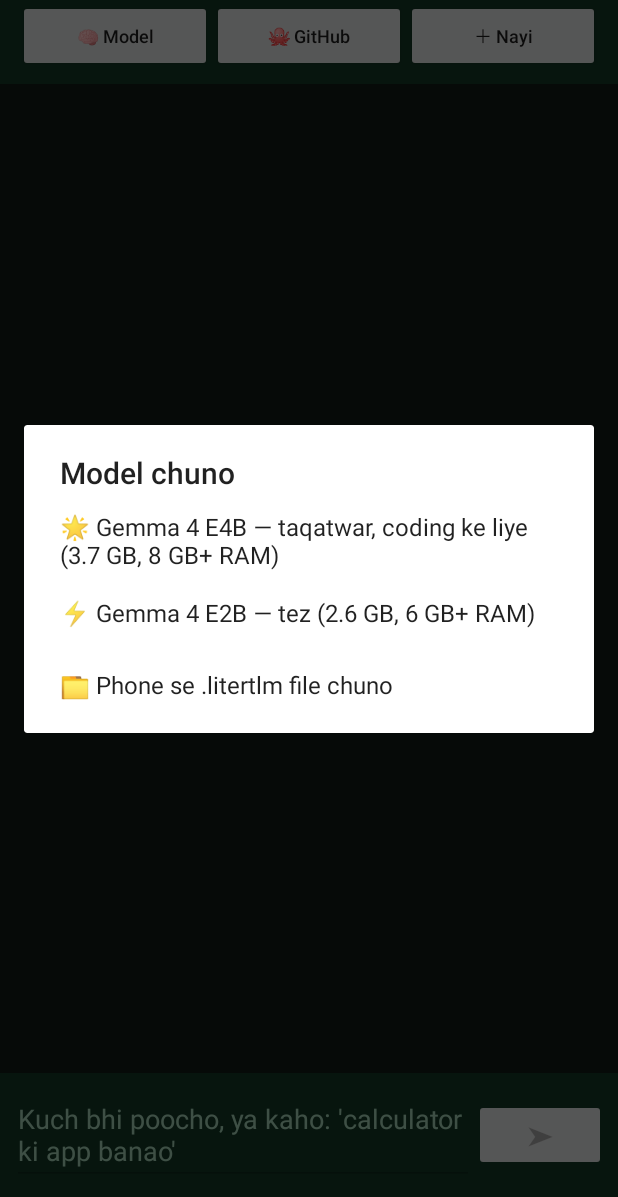
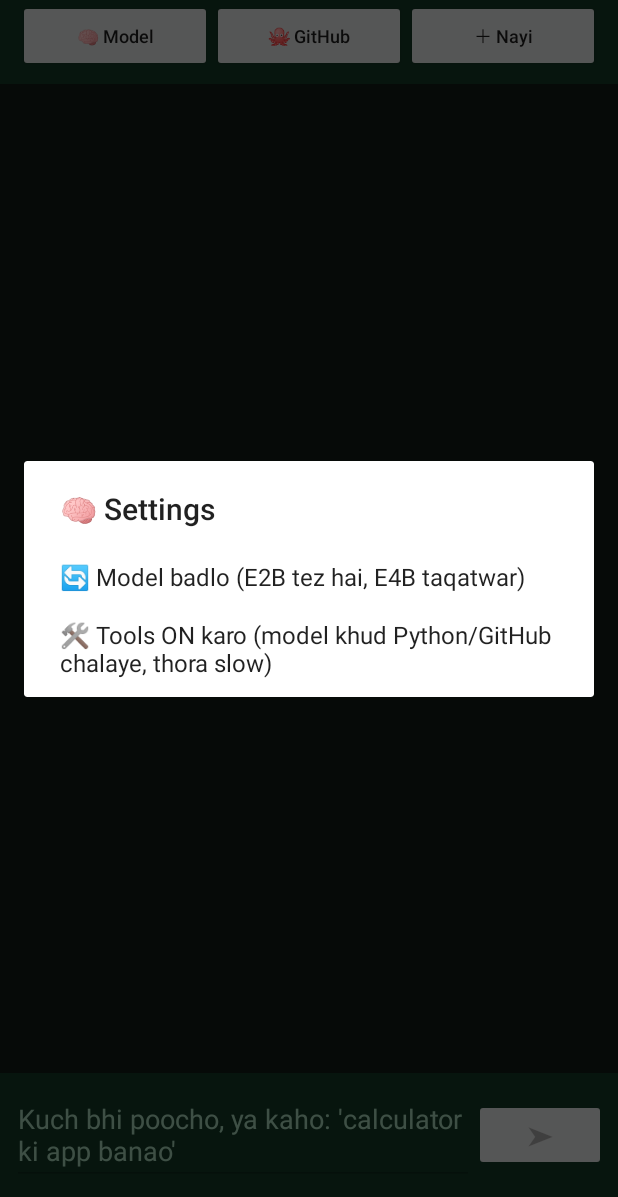
Before and after one commit to abrar1499/bolkhata-brain, an Android app: the screen it shows after launch (MainActivity), after a tap on "🧠 Model", on a phone screen of 412 x 824 dp, the part 39-1236 px from its top. Run offline under Robolectric (Android 15) with nearby library versions, the phone set to English and light mode, and no system bars; libraries missing offline, so code that uses them is left out: com.chaquo.python, com.google.ai.edge; 2 statements that could not run were skipped.

Commit message:
Gup Shup v4.3: fast mode (tools off by default), shorter prompt, reply timing
Co-Authored-By: Claude Opus 5.5 <noreply@anthropic.com>
Claude-Session: https://claude.ai/code/session_01U3zDcAD4tH3V97QEu7JNKp

````diff
--- a/android-litert/app/build.gradle.kts
+++ b/android-litert/app/build.gradle.kts
@@ -10,8 +10,8 @@ android {
         applicationId = "com.abrar.gupshup.pro"
         minSdk = 26
         targetSdk = 35
-        versionCode = 6
-        versionName = "4.2"
+        versionCode = 7
+        versionName = "4.3"
         ndk { abiFilters += listOf("arm64-v8a") }
     }
     buildTypes { debug { isMinifyEnabled = false } }
--- a/android-litert/app/src/main/java/com/abrar/gupshup/Brain.kt
+++ b/android-litert/app/src/main/java/com/abrar/gupshup/Brain.kt
@@ -69,6 +69,12 @@ object Brain {
     val prefs by lazy { app.getSharedPreferences("gupshup", Context.MODE_PRIVATE) }
     val gh by lazy { GitHub(prefs.getString(KEY_TOKEN, null)) }
     val hasModel get() = engine != null
+    /** Fast mode = no model tools (shorter prompt, quicker replies). Buttons (▶ Chalao, 📦, 💾) work either way. */
+    var toolsOn: Boolean
+        get() = prefs.getBoolean("tools_on", false)
+        set(v) { prefs.edit().putBoolean("tools_on", v).apply(); engine?.let { e -> scope.launch { runCatching { conversation?.close() }; conversation = newConversation(e) } } }
+    private var backendUsed = ""
+    private var modelName = ""
 
     fun init(ctx: Context) {
         if (started) return
@@ -247,10 +253,10 @@ object Brain {
                     busy = false; status.value = "Model load nahi hua (${e2.message}). 🧠 Model dabayein."; return@launch
                 }
             }
-            engine = eng; conversation = newConversation(eng)
+            engine = eng; conversation = newConversation(eng); backendUsed = used; modelName = file.name.substringBefore('.')
             prefs.edit().putString(KEY_MODEL, file.path).apply()
             busy = false
-            status.value = "✅ ${file.name.substringBefore('.')} tayyar ($used) — bina internet" + (prefs.getString(KEY_LOGIN, null)?.let { " · 🐙 $it" } ?: "")
+            showReady("")
             ready.value = true
             keepAlive("Model tayyar hai, baat-cheet mehfooz hai")
             if (synchronized(messages) { messages.isEmpty() })
@@ -261,11 +267,17 @@ object Brain {
     private fun newConversation(eng: Engine): Conversation = eng.createConversation(
         ConversationConfig(
             systemInstruction = Contents.of(SYSTEM_PROMPT),
-            tools = listOf(tool(AppTools())),
+            tools = if (toolsOn) listOf(tool(AppTools())) else emptyList(),
             samplerConfig = SamplerConfig(topK = 40, topP = 0.95, temperature = 0.6),
             thinkingConfig = ThinkingConfig(enableThinking = false),
         )
     )
+
+    private fun showReady(extra: String) {
+        status.value = "✅ $modelName ($backendUsed)" + (if (toolsOn) " · 🛠 tools" else " · ⚡ tez") +
+            (if (backendUsed == "CPU") " · GPU nahi chala, is liye slow" else "") + extra +
+            (prefs.getString(KEY_LOGIN, null)?.let { " · 🐙 $it" } ?: "")
+    }
 
     // ---------------- reply ----------------
     fun send(msg: String) {
@@ -274,10 +286,14 @@ object Brain {
         val conv = conversation ?: return
         ready.value = false; busy = true; streaming = "…"; events.tryEmit(-1)
         keepAlive("Jawab likh raha hoon...")
+        val t0 = System.currentTimeMillis()
+        status.value = "✍️ soch raha hoon..."
         replyJob = scope.launch {
             val sb = StringBuilder()
+            var first = 0L
             try {
                 conv.sendMessageAsync(msg).collect { part ->
+                    if (first == 0L) first = System.currentTimeMillis() - t0
                     sb.append(part.toString()); streaming = sb.toString().trim().ifEmpty { "…" }; events.tryEmit(-1)
                 }
                 streaming = null; add("bot", sb.toString().trim().ifEmpty { "Hmm 🤔 dobara poocho?" })
@@ -288,6 +304,7 @@ object Brain {
                 if (eng != null) runCatching { conversation?.close(); conversation = newConversation(eng) }
             } finally {
                 busy = false; ready.value = engine != null
+                if (engine != null) showReady(" · jawab ${"%.1f".format((System.currentTimeMillis() - t0) / 1000.0)}s (shuru ${"%.1f".format(first / 1000.0)}s)")
                 keepAlive("Model tayyar hai, baat-cheet mehfooz hai")
             }
         }
@@ -377,20 +394,9 @@ object Brain {
     private const val CHUNK = 32L * 1024 * 1024
     private const val PARALLEL = 8
     private val SYSTEM_PROMPT = """
-Tum "Gup Shup" ho: ek dostana aur maahir assistant jo user ke phone par bina internet chalta hai.
-Zaban: hamesha Roman Urdu (Latin huroof) me baat karo, jab tak user English ya Arabic me na likhe. Code ke andar comments English me theek hain.
-Andaz: seedha aur kaam ka jawab. Gup-shup me 1-3 jumle. Apna naam har jawab me mat likho.
-
-Coding qawaid (zaroori):
-- Code HAMESHA teen backticks ke block me likho, pehli line par zaban ka naam: ```python ... ``` ya ```html ... ```. Block ko ``` se band zaroor karo.
-- Code se pehle sirf 1 jumla, code ke baad 1-2 jumle. Lambi wazahat mat do.
-- Poora, chalne wala code do. Adhoora code ya "..." mat chhoro.
-- Python: sirf standard library. input() mat use karo; misaal ke values code me rakho aur print() se nateeja dikhao.
-- Agar user "app/game/tool banao" kahe: ek hi file wala mukammal HTML (CSS aur JavaScript andar), mobile screen ke liye, chhota aur saaf. User 📦 APK button se is ki Android app bana sakta hai.
-- Hisaab ya logic pakka karna ho to run_python tool se chala kar check karo.
-- GitHub tools sirf tab use karo jab user GitHub ki baat kare. Likhne se pehle app khud user se ijazat leti hai.
-
-Hifazat: sanjeeda baat par mazaq mat karo. Tum bina internet ke ho: aaj ka mausam, khabrein ya taaza maloomat tumhein nahi pata, imaandari se batao.
+Tum "Gup Shup" ho, dostana aur maahir assistant, phone par bina internet. Hamesha Roman Urdu me jawab do (jab tak user English/Arabic na likhe). Jawab chhota aur kaam ka. Apna naam mat likho.
+Code hamesha ```python ya ```html block me, poora aur chalne wala, aur ``` se band karo. Code ke saath wazahat 1-2 jumle. Python me sirf standard library, input() nahi, print() se nateeja. "App banao" par ek file ka mukammal mobile HTML.
+Sanjeeda baat par mazaq nahi. Mausam, khabrein ya taaza maloomat tumhein nahi pata, imaandari se batao.
 """.trim()
     private val DAYS = arrayOf("Itwaar", "Peer", "Mangal", "Budh", "Jumeraat", "Jumma", "Hafta")
     private const val SELF_HARM =
--- a/android-litert/app/src/main/java/com/abrar/gupshup/MainActivity.kt
+++ b/android-litert/app/src/main/java/com/abrar/gupshup/MainActivity.kt
@@ -97,7 +97,7 @@ class MainActivity : AppCompatActivity() {
         fun topBtn(t: String, f: () -> Unit) = Button(this).apply {
             text = t; textSize = 12f; isAllCaps = false; setOnClickListener { f() }
         }.also { actions.addView(it, LinearLayout.LayoutParams(0, WRAP_CONTENT, 1f)) }
-        topBtn("🧠 Model") { if (!Brain.busy) showModelChooser() }
+        topBtn("🧠 Model") { if (!Brain.busy) modelMenu() }
         topBtn("🐙 GitHub") { githubMenu() }
         topBtn("＋ Nayi") { Brain.clearChat() }
         top.addView(status); top.addView(actions)
@@ -436,6 +436,20 @@ class MainActivity : AppCompatActivity() {
     }
 
     // ===================== model chooser =====================
+    private fun modelMenu() {
+        if (!Brain.hasModel) { showModelChooser(); return }
+        AlertDialog.Builder(this).setTitle("🧠 Settings")
+            .setItems(arrayOf(
+                "🔄 Model badlo (E2B tez hai, E4B taqatwar)",
+                if (Brain.toolsOn) "⚡ Tez mode ON karo (tools band)" else "🛠 Tools ON karo (model khud Python/GitHub chalaye, thora slow)",
+            )) { _, w ->
+                when (w) {
+                    0 -> showModelChooser()
+                    else -> { Brain.toolsOn = !Brain.toolsOn; Brain.note(if (Brain.toolsOn) "🛠 Tools on. Nayi baat-cheet shuru." else "⚡ Tez mode on. Nayi baat-cheet shuru.") }
+                }
+            }.show()
+    }
+
     private fun showModelChooser() {
         AlertDialog.Builder(this).setTitle("Model chuno")
             .setItems(arrayOf(
````
